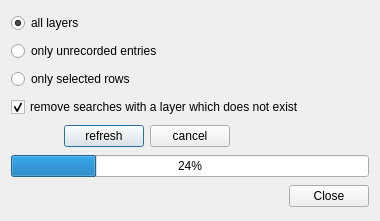
First picture: the form in ui/ui_refresh.ui, repository 3nids/quickfinder, before the edit.
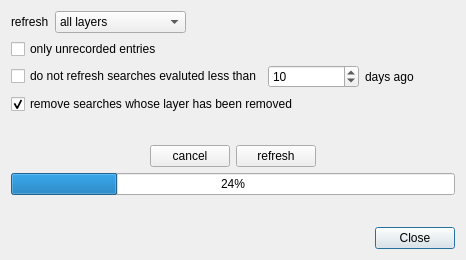
Second picture: the form after the edit.

Commit message: redesigned refresh dalog, save refresh date

```diff
--- a/ui/ui_refresh.ui
+++ b/ui/ui_refresh.ui
@@ -6,32 +6,15 @@
    <rect>
     <x>0</x>
     <y>0</y>
-    <width>380</width>
-    <height>221</height>
+    <width>466</width>
+    <height>260</height>
    </rect>
   </property>
   <property name="windowTitle">
    <string>Quick Finder - Refresh</string>
   </property>
   <layout class="QGridLayout" name="gridLayout">
-   <item row="5" column="1">
-    <widget class="QPushButton" name="refreshButton">
-     <property name="text">
-      <string>refresh</string>
-     </property>
-    </widget>
-   </item>
-   <item row="2" column="0" colspan="5">
-    <widget class="QRadioButton" name="unrecordedRadio">
-     <property name="text">
-      <string>only unrecorded entries</string>
-     </property>
-     <attribute name="buttonGroup">
-      <string notr="true">buttonGroup</string>
-     </attribute>
-    </widget>
-   </item>
-   <item row="7" column="4">
+   <item row="11" column="0">
     <widget class="QDialogButtonBox" name="buttonBox">
      <property name="orientation">
       <enum>Qt::Horizontal</enum>
@@ -41,78 +24,171 @@
      </property>
     </widget>
    </item>
-   <item row="0" column="0" colspan="5">
-    <widget class="QRadioButton" name="allLayersRadio">
-     <property name="text">
-      <string>all layers</string>
-     </property>
-     <property name="checked">
-      <bool>true</bool>
-     </property>
-     <attribute name="buttonGroup">
-      <string notr="true">buttonGroup</string>
-     </attribute>
-    </widget>
-   </item>
-   <item row="5" column="3">
-    <spacer name="horizontalSpacer">
+   <item row="10" column="0">
+    <spacer name="verticalSpacer">
      <property name="orientation">
-      <enum>Qt::Horizontal</enum>
+      <enum>Qt::Vertical</enum>
      </property>
      <property name="sizeHint" stdset="0">
       <size>
-       <width>40</width>
-       <height>20</height>
+       <width>20</width>
+       <height>40</height>
       </size>
      </property>
     </spacer>
    </item>
-   <item row="4" column="0" colspan="5">
-    <widget class="QCheckBox" name="deletedLayersCheckBox">
-     <property name="text">
-      <string>remove searches with a layer which does not exist</string>
-     </property>
-     <property name="checked">
-      <bool>true</bool>
-     </property>
-    </widget>
+   <item row="4" column="0">
+    <layout class="QHBoxLayout" name="horizontalLayout">
+     <item>
+      <widget class="QCheckBox" name="unevaluatedCheckBox">
+       <property name="text">
+        <string>do not refresh searches evaluted less than</string>
+       </property>
+      </widget>
+     </item>
+     <item>
+      <widget class="QSpinBox" name="unevalutedDaysSpinBox">
+       <property name="minimum">
+        <number>1</number>
+       </property>
+       <property name="maximum">
+        <number>9999</number>
+       </property>
+       <property name="value">
+        <number>10</number>
+       </property>
+      </widget>
+     </item>
+     <item>
+      <widget class="QLabel" name="label_2">
+       <property name="text">
+        <string>days ago</string>
+       </property>
+      </widget>
+     </item>
+    </layout>
    </item>
    <item row="5" column="0">
-    <spacer name="horizontalSpacer_2">
-     <property name="orientation">
-      <enum>Qt::Horizontal</enum>
+    <widget class="QCheckBox" name="deletedLayersCheckBox">
+     <property name="text">
+      <string>remove searches whose layer has been removed</string>
      </property>
-     <property name="sizeHint" stdset="0">
-      <size>
-       <width>40</width>
-       <height>20</height>
-      </size>
+     <property name="checked">
+      <bool>true</bool>
      </property>
-    </spacer>
+    </widget>
    </item>
-   <item row="6" column="0" colspan="5">
+   <item row="1" column="0">
+    <layout class="QHBoxLayout" name="selectionLayout">
+     <item>
+      <widget class="QLabel" name="label">
+       <property name="text">
+        <string>refresh</string>
+       </property>
+      </widget>
+     </item>
+     <item>
+      <widget class="QComboBox" name="selectionComboBox">
+       <property name="sizeAdjustPolicy">
+        <enum>QComboBox::AdjustToContents</enum>
+       </property>
+       <item>
+        <property name="text">
+         <string>all layers</string>
+        </property>
+       </item>
+       <item>
+        <property name="text">
+         <string>only selected rows</string>
+        </property>
+       </item>
+      </widget>
+     </item>
+     <item>
+      <spacer name="horizontalSpacer_3">
+       <property name="orientation">
+        <enum>Qt::Horizontal</enum>
+       </property>
+       <property name="sizeHint" stdset="0">
+        <size>
+         <width>40</width>
+         <height>20</height>
+        </size>
+       </property>
+      </spacer>
+     </item>
+    </layout>
+   </item>
+   <item row="2" column="0">
+    <widget class="QCheckBox" name="unrecordedCheckBox">
+     <property name="text">
+      <string>only unrecorded entries</string>
+     </property>
+    </widget>
+   </item>
+   <item row="7" column="0">
+    <layout class="QHBoxLayout" name="horizontalLayout_3">
+     <item>
+      <spacer name="horizontalSpacer_2">
+       <property name="orientation">
+        <enum>Qt::Horizontal</enum>
+       </property>
+       <property name="sizeHint" stdset="0">
+        <size>
+         <width>40</width>
+         <height>20</height>
+        </size>
+       </property>
+      </spacer>
+     </item>
+     <item>
+      <widget class="QPushButton" name="cancelButton">
+       <property name="text">
+        <string>cancel</string>
+       </property>
+      </widget>
+     </item>
+     <item>
+      <widget class="QPushButton" name="refreshButton">
+       <property name="text">
+        <string>refresh</string>
+       </property>
+      </widget>
+     </item>
+     <item>
+      <spacer name="horizontalSpacer">
+       <property name="orientation">
+        <enum>Qt::Horizontal</enum>
+       </property>
+       <property name="sizeHint" stdset="0">
+        <size>
+         <width>40</width>
+         <height>20</height>
+        </size>
+       </property>
+      </spacer>
+     </item>
+    </layout>
+   </item>
+   <item row="9" column="0">
     <widget class="QProgressBar" name="progressBar">
      <property name="value">
       <number>24</number>
      </property>
     </widget>
    </item>
-   <item row="5" column="2">
-    <widget class="QPushButton" name="cancelButton">
-     <property name="text">
-      <string>cancel</string>
+   <item row="6" column="0">
+    <spacer name="verticalSpacer_2">
+     <property name="orientation">
+      <enum>Qt::Vertical</enum>
      </property>
-    </widget>
-   </item>
-   <item row="3" column="0" colspan="3">
-    <widget class="QRadioButton" name="selectedRadio">
-     <property name="text">
-      <string>only selected rows</string>
+     <property name="sizeHint" stdset="0">
+      <size>
+       <width>20</width>
+       <height>40</height>
+      </size>
      </property>
-     <attribute name="buttonGroup">
-      <string notr="true">buttonGroup</string>
-     </attribute>
-    </widget>
+    </spacer>
    </item>
   </layout>
  </widget>
```
The commit also changes 4 other files.
